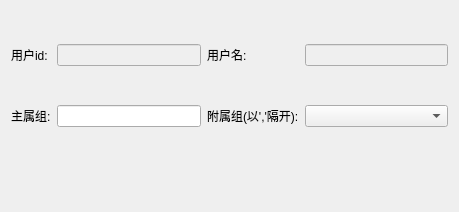
Before: the Qt Designer form SYS/userinfodialog.ui in liuyufeng509/SecCenter, drawn with Qt 5.
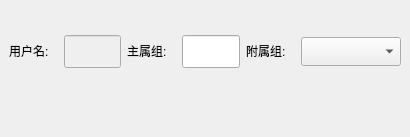
After: the same form once the commit is applied.

What changed in the file:
```diff
--- a/SYS/userinfodialog.ui
+++ b/SYS/userinfodialog.ui
@@ -6,65 +6,103 @@
    <rect>
     <x>0</x>
     <y>0</y>
-    <width>459</width>
-    <height>212</height>
+    <width>410</width>
+    <height>137</height>
    </rect>
   </property>
   <property name="windowTitle">
    <string>Dialog</string>
   </property>
-  <layout class="QGridLayout" name="gridLayout">
-   <item row="0" column="0">
-    <widget class="QLabel" name="label">
-     <property name="text">
-      <string>用户id:</string>
-     </property>
-    </widget>
-   </item>
-   <item row="0" column="1">
-    <widget class="QLineEdit" name="uidLineEdit">
-     <property name="enabled">
-      <bool>false</bool>
-     </property>
-    </widget>
-   </item>
-   <item row="1" column="2" colspan="2">
-    <widget class="QLabel" name="label_4">
-     <property name="text">
-      <string>附属组(以','隔开):</string>
-     </property>
-    </widget>
-   </item>
-   <item row="0" column="4">
-    <widget class="QLineEdit" name="unameLineEdit">
-     <property name="enabled">
-      <bool>false</bool>
-     </property>
-    </widget>
-   </item>
-   <item row="0" column="2">
     <widget class="QLabel" name="label_2">
+   <property name="geometry">
+    <rect>
+     <x>9</x>
+     <y>40</y>
+     <width>49</width>
+     <height>21</height>
+    </rect>
+   </property>
      <property name="text">
       <string>用户名:</string>
      </property>
     </widget>
-   </item>
-   <item row="1" column="1">
-    <widget class="QLineEdit" name="grpLineEdit">
+  <widget class="QLineEdit" name="unameLineEdit">
      <property name="enabled">
-      <bool>true</bool>
-     </property>
-    </widget>
-   </item>
-   <item row="1" column="0">
+    <bool>false</bool>
+   </property>
+   <property name="geometry">
+    <rect>
+     <x>64</x>
+     <y>35</y>
+     <width>57</width>
+     <height>33</height>
+    </rect>
+   </property>
+  </widget>
     <widget class="QLabel" name="label_3">
+   <property name="geometry">
+    <rect>
+     <x>127</x>
+     <y>40</y>
+     <width>49</width>
+     <height>21</height>
+    </rect>
+   </property>
      <property name="text">
       <string>主属组:</string>
      </property>
     </widget>
-   </item>
-   <item row="2" column="4">
+  <widget class="QLineEdit" name="grpLineEdit">
+   <property name="enabled">
+    <bool>true</bool>
+   </property>
+   <property name="geometry">
+    <rect>
+     <x>182</x>
+     <y>35</y>
+     <width>58</width>
+     <height>33</height>
+    </rect>
+   </property>
+  </widget>
+  <widget class="QLabel" name="label_4">
+   <property name="geometry">
+    <rect>
+     <x>246</x>
+     <y>40</y>
+     <width>49</width>
+     <height>21</height>
+    </rect>
+   </property>
+   <property name="text">
+    <string>附属组:</string>
+   </property>
+  </widget>
+  <widget class="QComboBox" name="comboBox">
+   <property name="geometry">
+    <rect>
+     <x>301</x>
+     <y>37</y>
+     <width>100</width>
+     <height>29</height>
+    </rect>
+   </property>
+   <property name="minimumSize">
+    <size>
+     <width>100</width>
+     <height>0</height>
+    </size>
+   </property>
+  </widget>
     <widget class="QDialogButtonBox" name="buttonBox">
+   <property name="geometry">
+    <rect>
+     <x>246</x>
+     <y>100</y>
+     <width>151</width>
+     <height>31</height>
+    </rect>
+   </property>
      <property name="orientation">
       <enum>Qt::Horizontal</enum>
      </property>
@@ -72,11 +110,6 @@
       <set>QDialogButtonBox::NoButton</set>
      </property>
     </widget>
-   </item>
-   <item row="1" column="4">
-    <widget class="QComboBox" name="comboBox"/>
-   </item>
-  </layout>
  </widget>
  <tabstops>
   <tabstop>uidLineEdit</tabstop>
```
Left out of the diff: 1 changed line with no effect on the pictures. Lines whose indentation alone changed are shown as unchanged.
